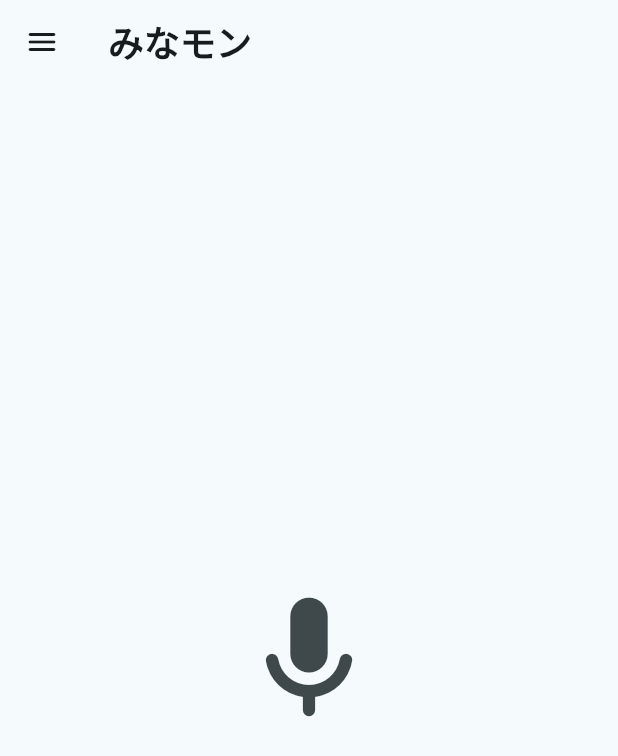
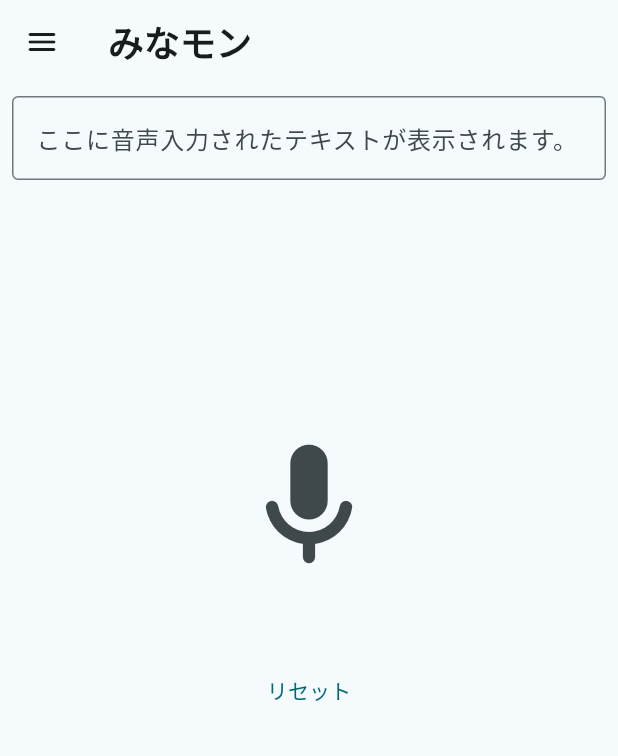
Before and after one commit to aidio-reserve/frontend, a Flutter app: the screen it shows after launch, on a phone screen of 412 x 824 dp. Shown: the top 756 px of the screen. Run offline on Flutter 3.47's test engine with Material 3 defaults, Android fonts, the phone set to English and light mode, and no system bars; our stand-ins replace firebase_auth, flutter_chat_bubble, flutter_dotenv, flutter_riverpod, google_fonts, logger and 1 more; missing offline and left inert: firebase_ui_auth; accounts and stored records are empty; network calls fail.

Commit message:
UIのモックを作成

```diff
--- a/lib/ui/screens/ai_screen/home_screen.dart
+++ b/lib/ui/screens/ai_screen/home_screen.dart
@@ -34,7 +34,7 @@ class HomeScreen extends ConsumerWidget {
           style: TextStyle(fontSize: 24, fontWeight: FontWeight.w600),
         ),
       ),
-      body: VoiceScreen(), //ここをVoiceScreen()に後々変更
+      body: const VoiceScreen(), //ここをVoiceScreen()に後々変更
       drawer: Drawer(
         child: Column(
           children: <Widget>[
--- a/lib/ui/screens/ai_screen/voice_screen.dart
+++ b/lib/ui/screens/ai_screen/voice_screen.dart
@@ -8,7 +8,18 @@ class VoiceScreen extends ConsumerWidget {
   Widget build(BuildContext context, WidgetRef ref) {
     return Scaffold(
       body: Center(
-        child: IconButton(
+        child: Padding(
+          padding: const EdgeInsets.all(8.0),
+          child: Column(
+            children: [
+              const TextField(
+                decoration: InputDecoration(
+                  border: OutlineInputBorder(),
+                  labelText: 'ここに音声入力されたテキストが表示されます。',
+                ),
+              ),
+              const SizedBox(height: 160),
+              IconButton(
                   icon: const Icon(
                     Icons.mic_rounded,
                     size: 100,
@@ -16,6 +27,11 @@ class VoiceScreen extends ConsumerWidget {
                   onPressed: () {
                     //音声入力が開始される
                   }),
+              const SizedBox(height: 40),
+              TextButton(onPressed: () {}, child: const Text("リセット"))
+            ],
+          ),
+        ),
       ),
     );
   }
```
Lines whose indentation alone changed are shown as unchanged.
